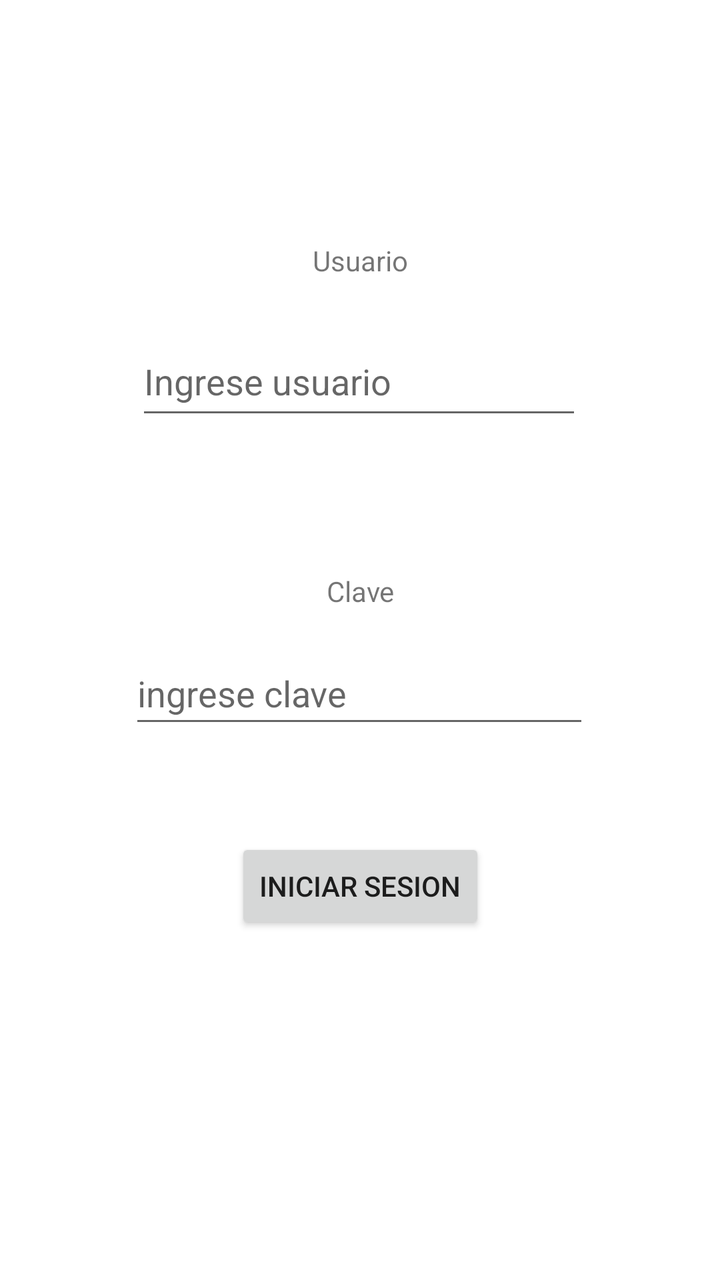
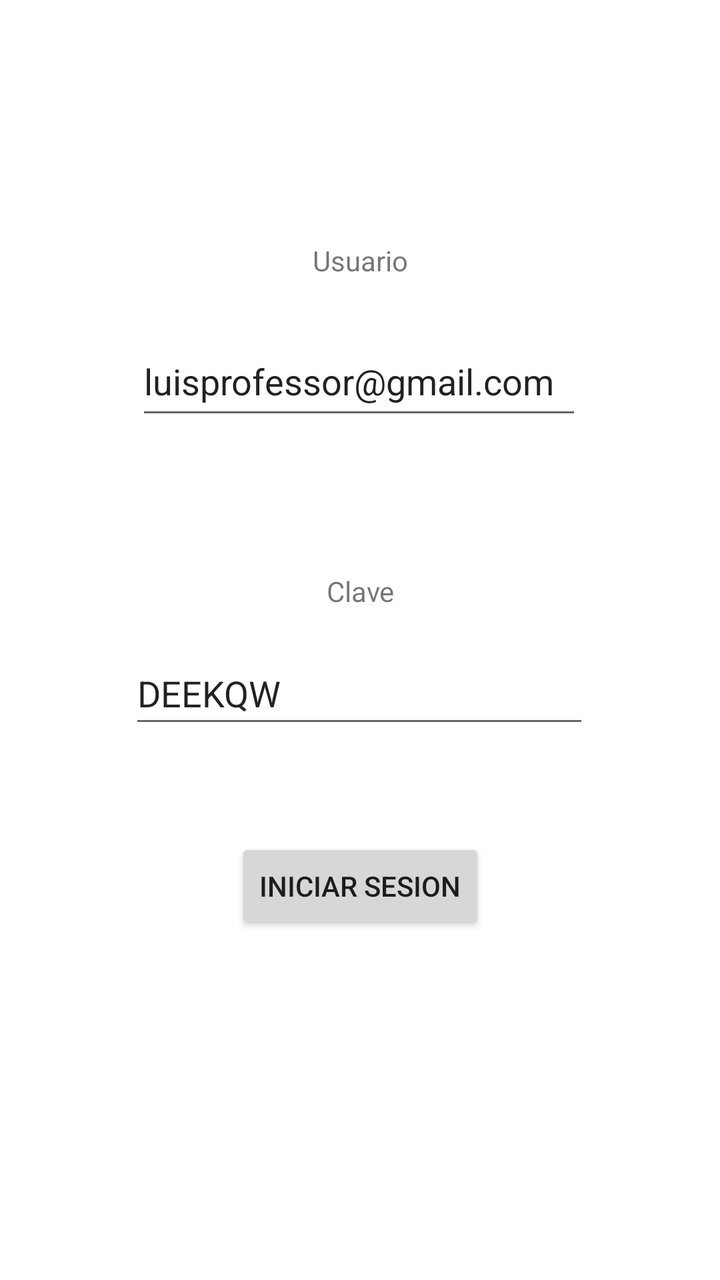

An Android layout rendered at two revisions. The XML below is the earlier revision; the diff shows what the commit changed to produce the second picture.
<!-- AndroidManifest.xml: application theme Theme.TransversalMoviles -->
<!-- res/layout/activity_login.xml -->
<?xml version="1.0" encoding="utf-8"?>
<androidx.constraintlayout.widget.ConstraintLayout xmlns:android="http://schemas.android.com/apk/res/android"
    xmlns:app="http://schemas.android.com/apk/res-auto"
    xmlns:tools="http://schemas.android.com/tools"
    android:id="@+id/main"
    android:layout_width="match_parent"
    android:layout_height="match_parent"
    tools:context=".LoginActivity">

    <TextView
        android:id="@+id/tvUsuario"
        android:layout_width="69dp"
        android:layout_height="32dp"
        android:gravity="center"
        android:text="Usuario"
        app:layout_constraintBottom_toBottomOf="parent"
        app:layout_constraintEnd_toEndOf="parent"
        app:layout_constraintStart_toStartOf="parent"
        app:layout_constraintTop_toTopOf="parent"
        app:layout_constraintVertical_bias="0.188" />

    <EditText
        android:id="@+id/etUsuario"
        android:layout_width="223dp"
        android:layout_height="51dp"
        android:ems="10"
        android:hint="Ingrese usuario"
        android:inputType="text"
        app:layout_constraintBottom_toBottomOf="parent"
        app:layout_constraintEnd_toEndOf="parent"
        app:layout_constraintHorizontal_bias="0.497"
        app:layout_constraintStart_toStartOf="parent"
        app:layout_constraintTop_toTopOf="parent"
        app:layout_constraintVertical_bias="0.278" />

    <TextView
        android:id="@+id/tvContrasenia"
        android:layout_width="65dp"
        android:layout_height="27dp"
        android:gravity="center"
        android:text="Clave"
        app:layout_constraintBottom_toTopOf="@+id/etContrasenia"
        app:layout_constraintEnd_toEndOf="parent"
        app:layout_constraintStart_toStartOf="parent"
        app:layout_constraintTop_toBottomOf="@+id/etUsuario"
        app:layout_constraintVertical_bias="0.849" />

    <EditText
        android:id="@+id/etContrasenia"
        android:layout_width="230dp"
        android:layout_height="48dp"
        android:ems="10"
        android:hint="ingrese clave"
        android:inputType="text"
        app:layout_constraintBottom_toTopOf="@+id/btSesion"
        app:layout_constraintEnd_toEndOf="parent"
        app:layout_constraintHorizontal_bias="0.497"
        app:layout_constraintStart_toStartOf="parent"
        app:layout_constraintTop_toBottomOf="@+id/etUsuario"
        app:layout_constraintVertical_bias="0.681" />

    <Button
        android:id="@+id/btSesion"
        android:layout_width="wrap_content"
        android:layout_height="wrap_content"
        android:text="Iniciar Sesion"
        app:layout_constraintBottom_toBottomOf="parent"
        app:layout_constraintEnd_toEndOf="parent"
        app:layout_constraintStart_toStartOf="parent"
        app:layout_constraintTop_toTopOf="parent"
        app:layout_constraintVertical_bias="0.708" />

</androidx.constraintlayout.widget.ConstraintLayout>
<!-- resources referenced by this layout -->
<resources>
  <style name="Theme.TransversalMoviles" parent="Theme.MaterialComponents.DayNight.DarkActionBar">
          
          <item name="colorPrimary">@color/purple_500</item>
          <item name="colorPrimaryVariant">@color/purple_700</item>
          <item name="colorOnPrimary">@color/white</item>
          
          <item name="colorSecondary">@color/teal_200</item>
          <item name="colorSecondaryVariant">@color/teal_700</item>
          <item name="colorOnSecondary">@color/black</item>
          
          <item name="android:statusBarColor">?attr/colorPrimaryVariant</item>
          
      </style>
  <color name="purple_500">#FF6200EE</color>
  <color name="purple_700">#FF3700B3</color>
  <color name="white">#FFFFFFFF</color>
  <color name="teal_200">#FF03DAC5</color>
  <color name="teal_700">#FF018786</color>
  <color name="black">#FF000000</color>
</resources>

<!-- the commit's change to res/layout/activity_login.xml (unified diff, before → after) -->
@@ -26,6 +26,7 @@
         android:ems="10"
         android:hint="Ingrese usuario"
         android:inputType="text"
+        android:text="luisprofessor@gmail.com"
         app:layout_constraintBottom_toBottomOf="parent"
         app:layout_constraintEnd_toEndOf="parent"
         app:layout_constraintHorizontal_bias="0.497"
@@ -52,6 +53,7 @@
         android:ems="10"
         android:hint="ingrese clave"
         android:inputType="text"
+        android:text="DEEKQW"
         app:layout_constraintBottom_toTopOf="@+id/btSesion"
         app:layout_constraintEnd_toEndOf="parent"
         app:layout_constraintHorizontal_bias="0.497"
